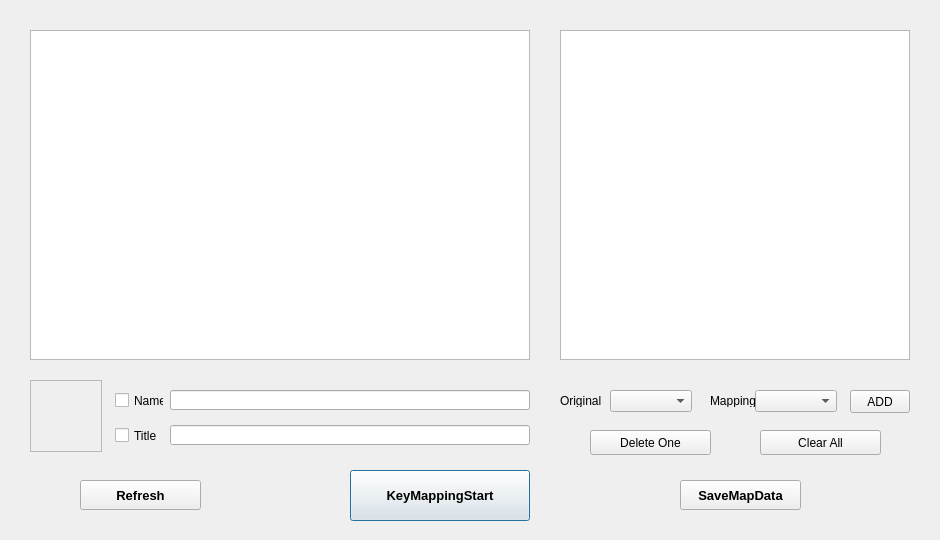
This is QKeyMapper/qkeymapper.ui in Zalafina/QKeyMapper as Qt 5 draws it before an edit. The edited form follows.
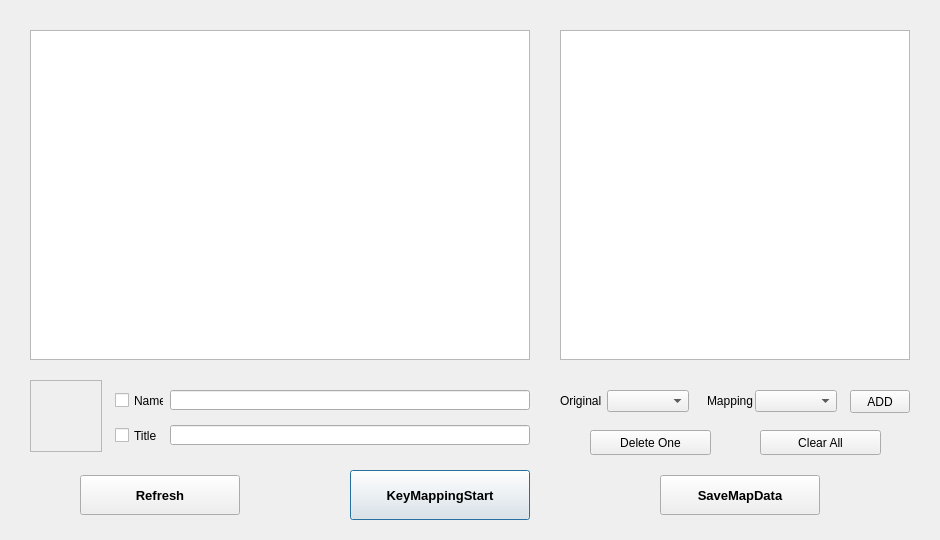
This is the edited form.

Patch:
```diff
--- a/QKeyMapper/qkeymapper.ui
+++ b/QKeyMapper/qkeymapper.ui
@@ -37,7 +37,7 @@
      <x>350</x>
      <y>470</y>
      <width>180</width>
-     <height>51</height>
+     <height>50</height>
     </rect>
    </property>
    <property name="font">
@@ -63,10 +63,10 @@
   <widget class="QPushButton" name="savemaplistButton">
    <property name="geometry">
     <rect>
-     <x>680</x>
-     <y>480</y>
-     <width>121</width>
-     <height>30</height>
+     <x>660</x>
+     <y>475</y>
+     <width>160</width>
+     <height>40</height>
     </rect>
    </property>
    <property name="font">
@@ -137,9 +137,9 @@
    <property name="geometry">
     <rect>
      <x>80</x>
-     <y>480</y>
-     <width>121</width>
-     <height>30</height>
+     <y>475</y>
+     <width>160</width>
+     <height>40</height>
     </rect>
    </property>
    <property name="font">
@@ -219,7 +219,7 @@
   <widget class="QComboBox" name="orikeyComboBox">
    <property name="geometry">
     <rect>
-     <x>610</x>
+     <x>607</x>
      <y>390</y>
      <width>82</width>
      <height>22</height>
@@ -240,9 +240,9 @@
    <property name="geometry">
     <rect>
      <x>560</x>
-     <y>395</y>
+     <y>390</y>
      <width>50</width>
-     <height>12</height>
+     <height>22</height>
     </rect>
    </property>
    <property name="text">
@@ -252,10 +252,10 @@
   <widget class="QLabel" name="mapkeyLabel">
    <property name="geometry">
     <rect>
-     <x>710</x>
-     <y>395</y>
+     <x>707</x>
+     <y>390</y>
      <width>46</width>
-     <height>12</height>
+     <height>22</height>
     </rect>
    </property>
    <property name="text">
```
